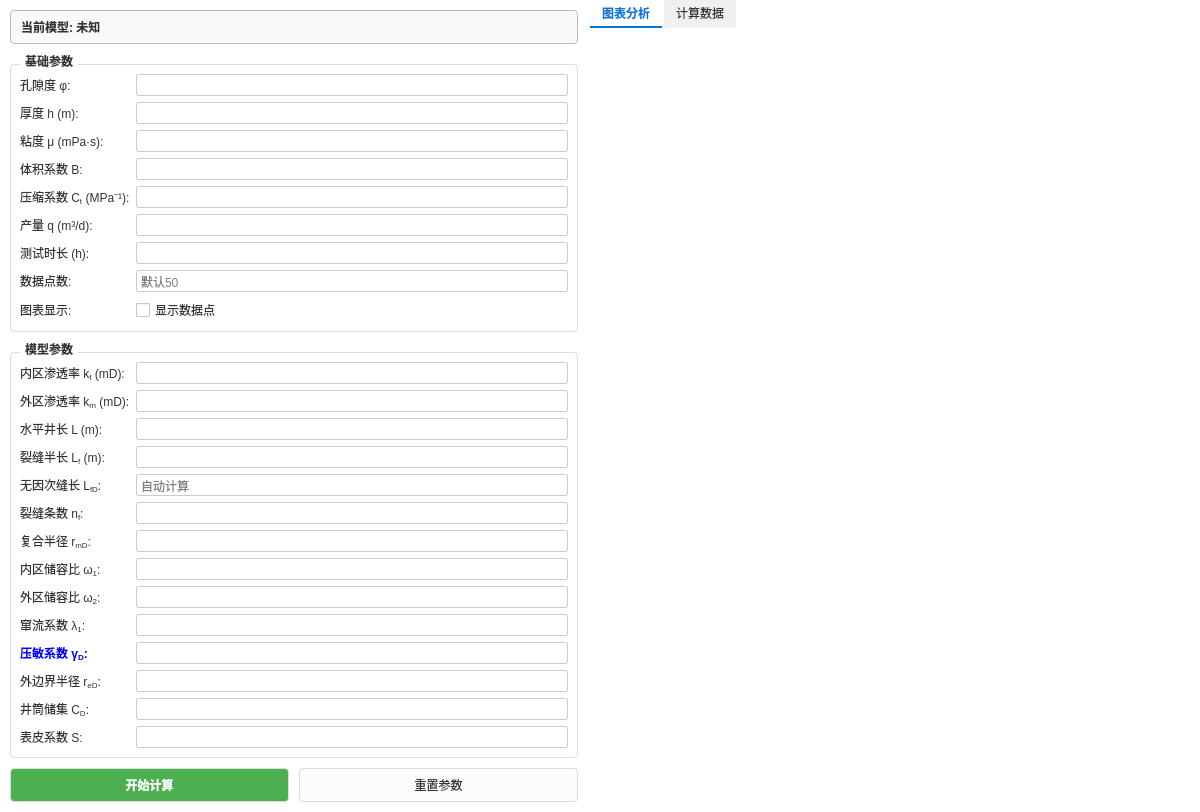
The window that wt_modelwidget.ui (Luqinghao1/WT20260113A) describes before a commit, drawn with Qt 5.
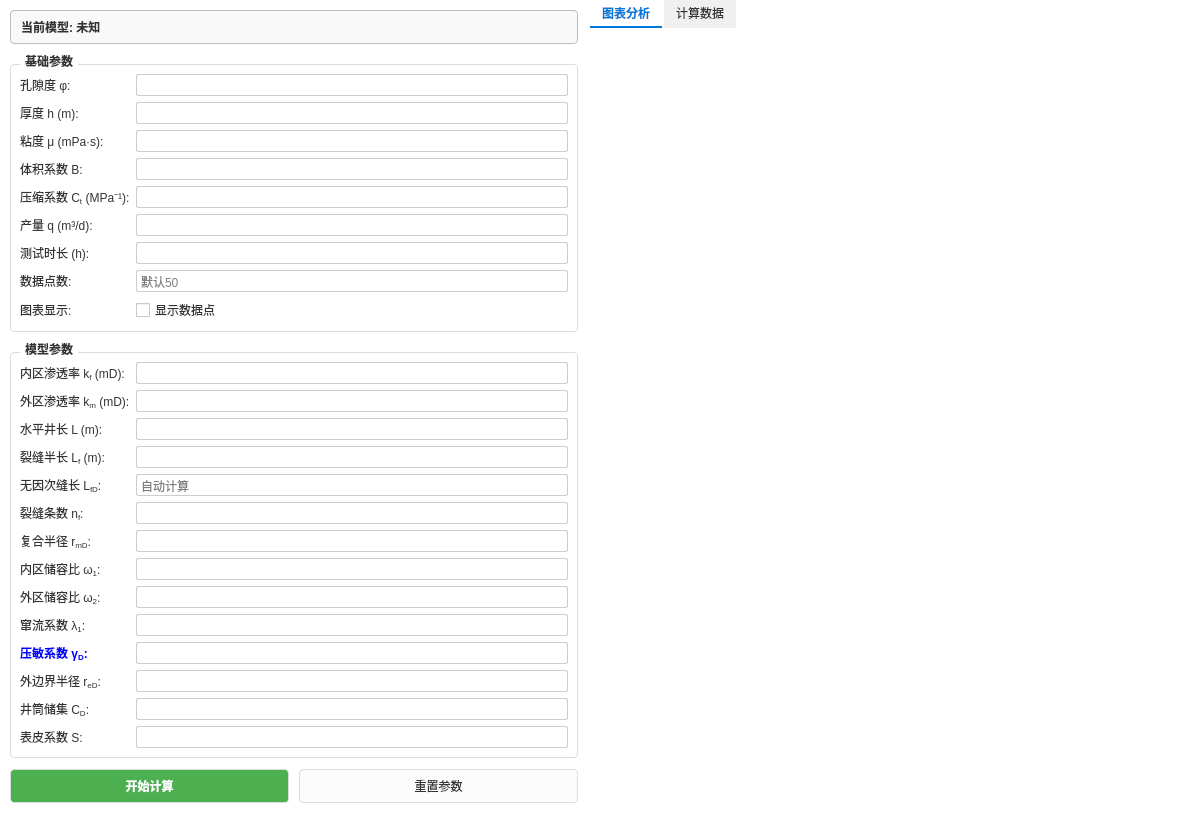
The same window after the commit. Custom widgets are drawn as their Qt base class.

The edit to the form file:
```diff
--- a/wt_modelwidget.ui
+++ b/wt_modelwidget.ui
@@ -7,7 +7,7 @@
     <x>0</x>
     <y>0</y>
     <width>1200</width>
-    <height>800</height>
+    <height>813</height>
    </rect>
   </property>
   <property name="windowTitle">
```
Left out of the diff: 12 changed lines with no effect on the pictures.
